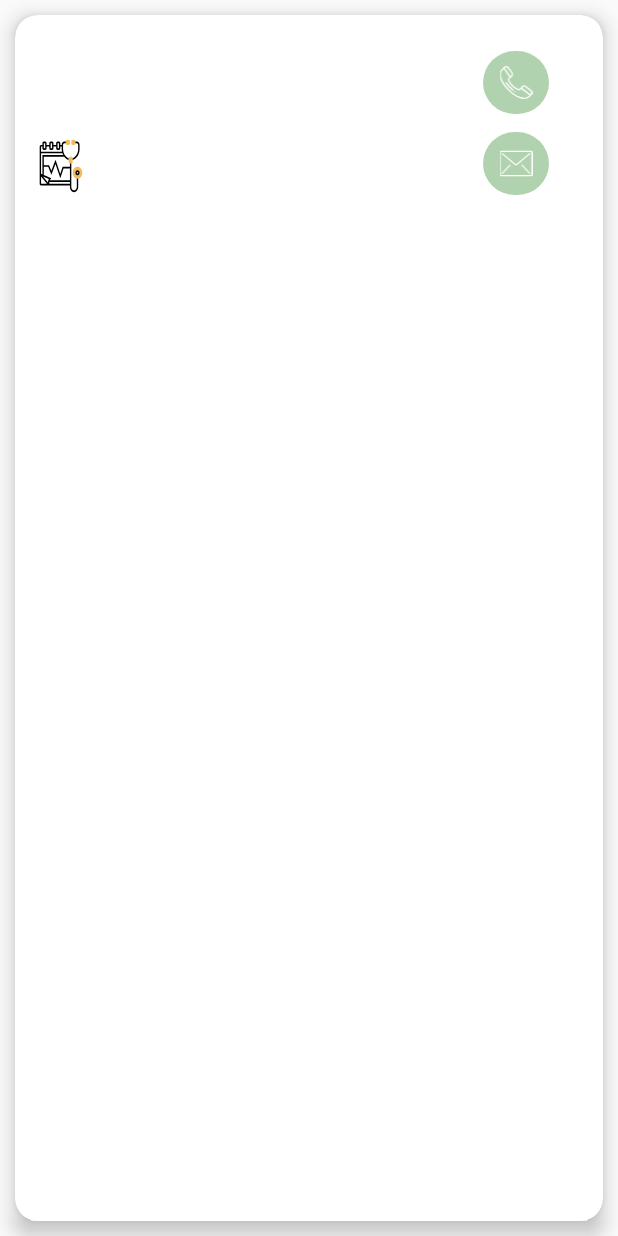
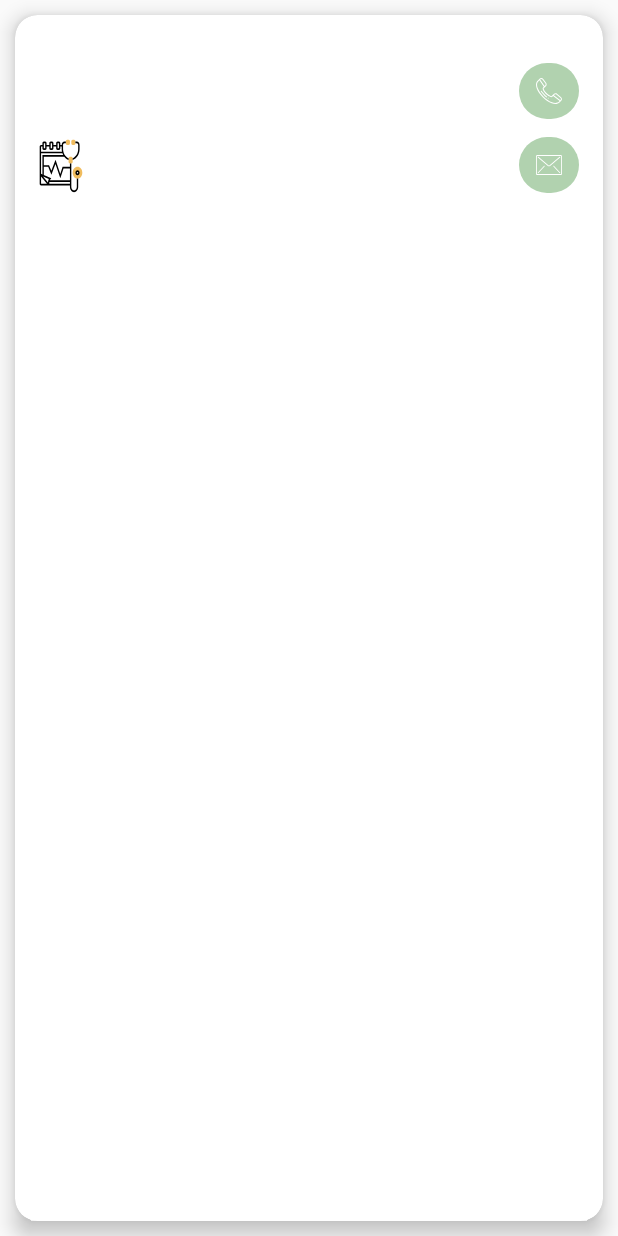
Before and after one commit to ouma-h/Diabeat, an Android app: the layout appointment_card.xml on its own in the app's theme, with its tools: preview values and no code run, on a phone screen of 412 x 824 dp. Run offline under Robolectric (Android 15) with nearby library versions, the phone set to English and light mode, and no system bars.

Commit message:
styling card appointment

```diff
--- a/app/src/main/res/layout/appointment_card.xml
+++ b/app/src/main/res/layout/appointment_card.xml
@@ -69,11 +69,11 @@
 
         <ImageButton
             android:id="@+id/btnCall"
-            android:layout_width="44dp"
-            android:layout_height="42dp"
-            android:layout_marginTop="24dp"
-            android:layout_marginEnd="36dp"
-            android:layout_marginRight="36dp"
+            android:layout_width="40dp"
+            android:layout_height="37dp"
+            android:layout_marginTop="32dp"
+            android:layout_marginEnd="16dp"
+            android:layout_marginRight="16dp"
             android:background="@drawable/round_button"
             android:padding="10dp"
             android:scaleType="fitCenter"
@@ -84,11 +84,11 @@
 
         <ImageButton
             android:id="@+id/btnSMS"
-            android:layout_width="44dp"
-            android:layout_height="42dp"
+            android:layout_width="40dp"
+            android:layout_height="37dp"
             android:layout_marginTop="12dp"
-            android:layout_marginEnd="36dp"
-            android:layout_marginRight="36dp"
+            android:layout_marginEnd="16dp"
+            android:layout_marginRight="16dp"
             android:background="@drawable/round_button"
             android:padding="10dp"
             android:scaleType="fitCenter"
```
Also changed, not shown: app/src/main/java/com/example/diabeat/Appointments.java (+22 -0 lines), app/src/main/res/layout/activity_appointments.xml (+7 -5 lines).
